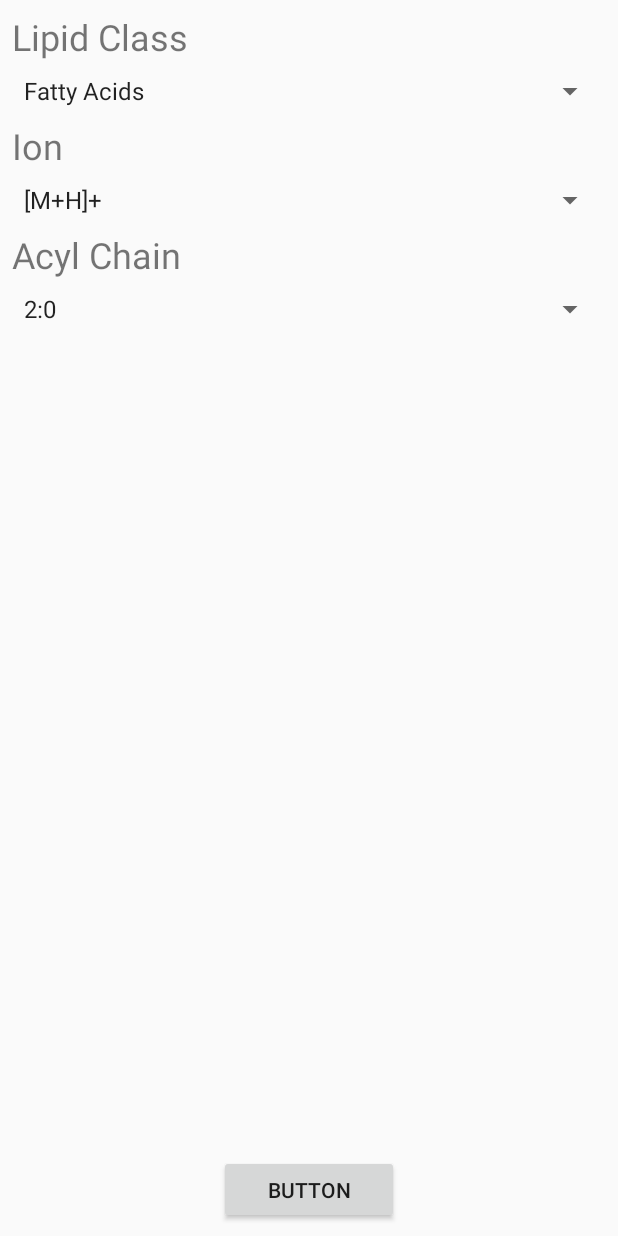
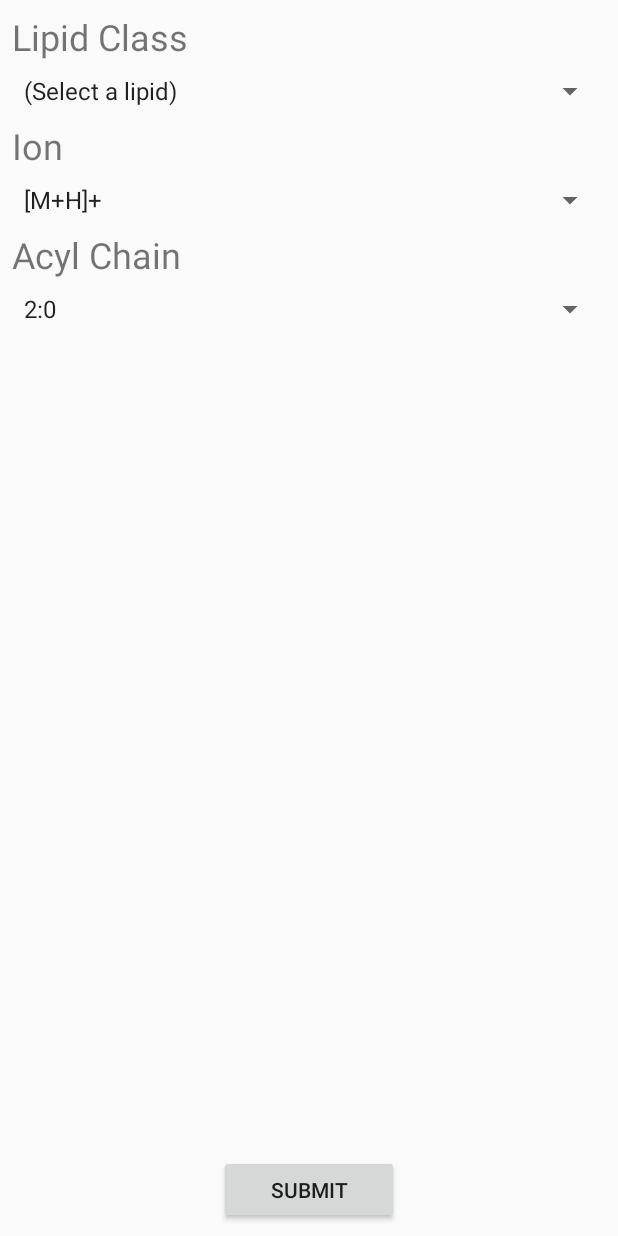
Before and after one commit to jmoreno1221/lipid-lator, an Android app: the MainActivity screen opened directly, with no data from a screen before it, on a phone screen of 412 x 824 dp. Run offline under Robolectric (Android 15) with nearby library versions, the phone set to English and light mode, and no system bars.

Commit message:
Updating Project

```diff
--- a/LipidLator/app/src/main/java/com/example/onerom/lipidlator/MainActivity.java
+++ b/LipidLator/app/src/main/java/com/example/onerom/lipidlator/MainActivity.java
@@ -1,7 +1,11 @@
 package com.example.onerom.lipidlator;
 
+import android.content.Intent;
+import android.os.Bundle;
 import android.support.v7.app.AppCompatActivity;
-import android.os.Bundle;
+import android.view.View;
+import android.widget.Button;
+import android.widget.Toast;
 
 public class MainActivity extends AppCompatActivity {
 
@@ -9,5 +13,17 @@ public class MainActivity extends AppCompatActivity {
     protected void onCreate(Bundle savedInstanceState) {
         super.onCreate(savedInstanceState);
         setContentView(R.layout.activity_main);
+
+        Button submit = (Button) findViewById(R.id.btnSubmit);
+
+        submit.setOnClickListener(new View.OnClickListener() {
+            @Override
+            public void onClick(View view) {
+                Toast.makeText(MainActivity.this, "The Button ws pressed", Toast.LENGTH_LONG).show();
+                Intent intent = new Intent(MainActivity.this, ResultsActivity.class);
+                startActivity(intent);
+
+            }
+        });
     }
 }
--- a/LipidLator/app/src/main/res/layout/activity_main.xml
+++ b/LipidLator/app/src/main/res/layout/activity_main.xml
@@ -5,6 +5,18 @@
     android:layout_width="match_parent"
     android:layout_height="match_parent"
     tools:context="com.example.onerom.lipidlator.MainActivity">
+
+    <TextView
+        android:id="@+id/lipidClass"
+        android:layout_width="wrap_content"
+        android:layout_height="wrap_content"
+        android:layout_marginLeft="8dp"
+        android:layout_marginStart="8dp"
+        android:layout_marginTop="8dp"
+        android:text="@string/tvLipidClass"
+        android:textSize="24sp"
+        app:layout_constraintLeft_toLeftOf="parent"
+        app:layout_constraintTop_toTopOf="parent" />
 
     <Spinner
         android:id="@+id/spinner"
@@ -19,18 +31,6 @@
         app:layout_constraintLeft_toLeftOf="parent"
         app:layout_constraintRight_toRightOf="parent"
         app:layout_constraintTop_toBottomOf="@+id/lipidClass" />
-
-    <TextView
-        android:id="@+id/lipidClass"
-        android:layout_width="wrap_content"
-        android:layout_height="wrap_content"
-        android:layout_marginLeft="8dp"
-        android:layout_marginTop="8dp"
-        android:text="@string/tvLipidClass"
-        android:textSize="24sp"
-        app:layout_constraintLeft_toLeftOf="parent"
-        app:layout_constraintTop_toTopOf="parent"
-        android:layout_marginStart="8dp" />
 
     <TextView
         android:id="@+id/tvIon"
@@ -85,17 +85,17 @@
         app:layout_constraintTop_toBottomOf="@+id/tvOne" />
 
     <Button
-        android:id="@+id/button"
+        android:id="@+id/btnSubmit"
         android:layout_width="120dp"
         android:layout_height="46dp"
-        android:text="Button"
+        android:layout_marginBottom="8dp"
         android:layout_marginLeft="8dp"
+        android:layout_marginRight="8dp"
+        android:text="@string/btnSubmit"
+        app:layout_constraintBottom_toBottomOf="parent"
+        app:layout_constraintHorizontal_bias="0.501"
         app:layout_constraintLeft_toLeftOf="parent"
-        android:layout_marginRight="8dp"
         app:layout_constraintRight_toRightOf="parent"
-        app:layout_constraintBottom_toBottomOf="parent"
-        android:layout_marginBottom="8dp"
-        app:layout_constraintHorizontal_bias="0.501"
         tools:layout_editor_absoluteY="513dp" />
 
 </android.support.constraint.ConstraintLayout>
--- a/LipidLator/app/src/main/res/values/colors.xml
+++ b/LipidLator/app/src/main/res/values/colors.xml
@@ -4,4 +4,5 @@
     <color name="colorPrimaryDark">#303F9F</color>
     <color name="colorAccent">#64dd17</color>
     <color name="black">#000000</color>
+    <color name="red">#FF0000</color>
 </resources>
--- a/LipidLator/app/src/main/res/values/strings.xml
+++ b/LipidLator/app/src/main/res/values/strings.xml
@@ -3,7 +3,9 @@
     <string name="tvLipidClass">Lipid Class</string>
     <string name="tvIon">Ion</string>
     <string name="tvAcylChain">Acyl Chain</string>
+    <string name="btnSubmit">Submit</string>
     <string-array name="lipid_class_array">
+        <item>(Select a lipid)</item>
         <item>Fatty Acids</item>
         <item>Wax esters</item>
         <item>Acyl Carnitines</item>
```
Also changed, not shown: LipidLator/app/src/main/AndroidManifest.xml (+4 -4 lines), LipidLator/app/src/main/java/com/example/onerom/lipidlator/ResultsActivity.java (added, +13 -0 lines), LipidLator/app/src/main/res/layout/activity_results.xml (added, +21 -0 lines).
